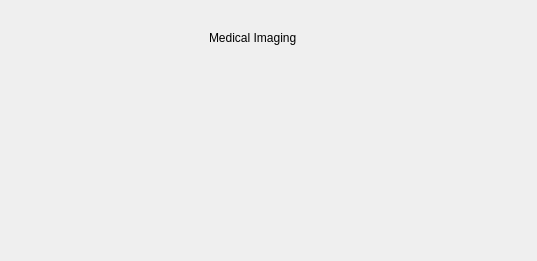
Old version of the form alizams/GUI/aboutwidget.ui in the repository AlizaMedicalImaging/AlizaMS.
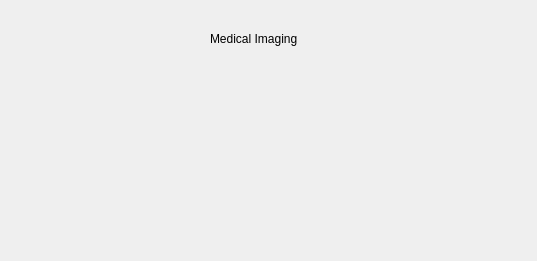
New version of the form. Icons and pictures are not drawn.

Commit message: about widget

Diff of the .ui file:
```diff
--- a/alizams/GUI/aboutwidget.ui
+++ b/alizams/GUI/aboutwidget.ui
@@ -17,6 +17,9 @@
    <string>About</string>
   </property>
   <layout class="QHBoxLayout" name="horizontalLayout">
+   <property name="margin">
+    <number>12</number>
+   </property>
    <item>
     <widget class="QLabel" name="image_label">
      <property name="sizePolicy">
```
Left out of the diff: 3 changed lines with no effect on the pictures. The commit also changes 3 other files.
